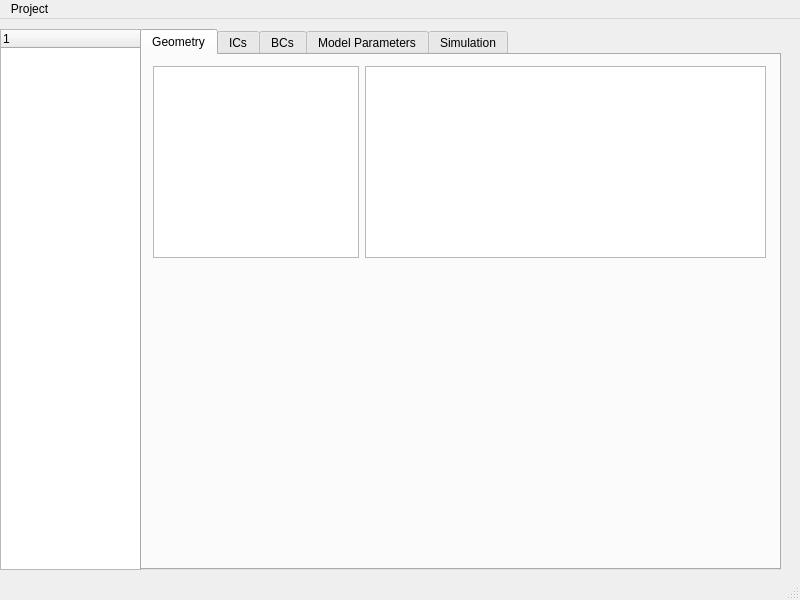
The window that gui/main3.ui (zarch/openriver) describes before a commit, drawn with Qt 5.
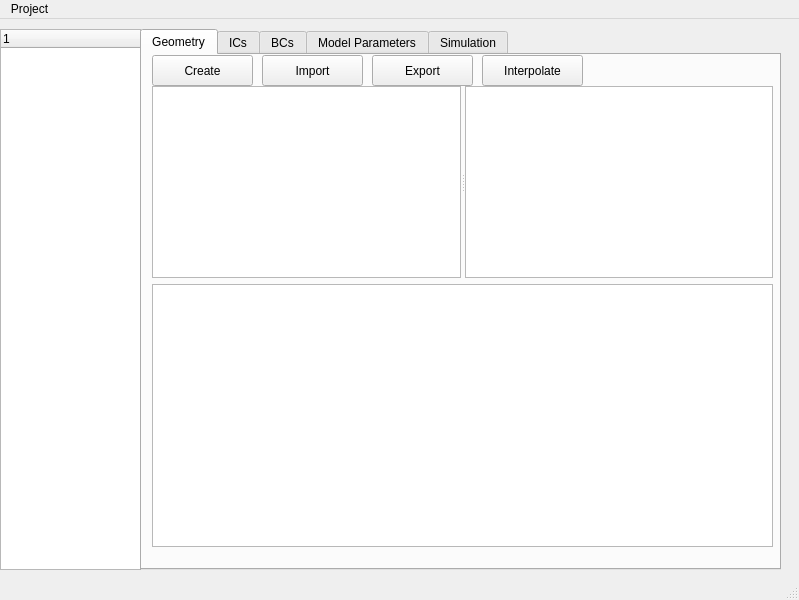
The same window after the commit.

Commit message: created section3.py to work with main3.py

```diff
--- a/gui/main3.ui
+++ b/gui/main3.ui
@@ -6,7 +6,7 @@
    <rect>
     <x>0</x>
     <y>0</y>
-    <width>800</width>
+    <width>799</width>
     <height>600</height>
    </rect>
   </property>
@@ -45,25 +45,84 @@
      <attribute name="title">
       <string>Geometry</string>
      </attribute>
-     <widget class="QListWidget" name="listWidget">
+     <widget class="QPushButton" name="createGeom">
       <property name="geometry">
        <rect>
-        <x>11</x>
-        <y>11</y>
-        <width>206</width>
-        <height>192</height>
+        <x>10</x>
+        <y>0</y>
+        <width>101</width>
+        <height>31</height>
        </rect>
       </property>
+      <property name="text">
+       <string>Create</string>
+      </property>
      </widget>
-     <widget class="QTableView" name="tableView">
+     <widget class="QPushButton" name="importGeom">
       <property name="geometry">
        <rect>
-        <x>223</x>
-        <y>11</y>
-        <width>401</width>
-        <height>192</height>
+        <x>120</x>
+        <y>0</y>
+        <width>101</width>
+        <height>31</height>
        </rect>
       </property>
+      <property name="locale">
+       <locale language="English" country="UnitedStates"/>
+      </property>
+      <property name="text">
+       <string>Import</string>
+      </property>
+     </widget>
+     <widget class="QPushButton" name="exportGeom">
+      <property name="geometry">
+       <rect>
+        <x>230</x>
+        <y>0</y>
+        <width>101</width>
+        <height>31</height>
+       </rect>
+      </property>
+      <property name="text">
+       <string>Export</string>
+      </property>
+     </widget>
+     <widget class="QPushButton" name="interpolateGeom">
+      <property name="geometry">
+       <rect>
+        <x>340</x>
+        <y>0</y>
+        <width>101</width>
+        <height>31</height>
+       </rect>
+      </property>
+      <property name="text">
+       <string>Interpolate</string>
+      </property>
+     </widget>
+     <widget class="QWidget" name="layoutWidget">
+      <property name="geometry">
+       <rect>
+        <x>10</x>
+        <y>31</y>
+        <width>621</width>
+        <height>461</height>
+       </rect>
+      </property>
+      <layout class="QVBoxLayout" name="verticalLayout">
+       <item>
+        <widget class="QSplitter" name="splitter">
+         <property name="orientation">
+          <enum>Qt::Horizontal</enum>
+         </property>
+         <widget class="QListWidget" name="listSections"/>
+         <widget class="QTableView" name="tableSectionCoord"/>
+        </widget>
+       </item>
+       <item>
+        <widget class="QGraphicsView" name="sectionGraphics"/>
+       </item>
+      </layout>
      </widget>
     </widget>
     <widget class="QWidget" name="tab_2">
@@ -93,7 +152,7 @@
     <rect>
      <x>0</x>
      <y>0</y>
-     <width>800</width>
+     <width>799</width>
      <height>24</height>
     </rect>
    </property>
```
Left out of the diff: 185 changed lines with no effect on the pictures. The commit also changes 2 other files.
